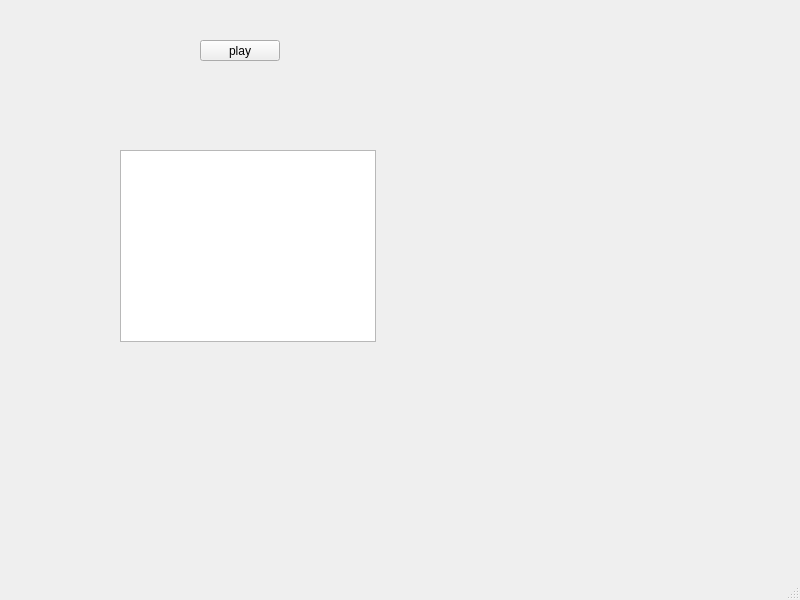
Before: the Qt Designer form CODE/soundpp/soundpp-prototype/mainwindow.ui in b1t00/soundpp, drawn with Qt 5.
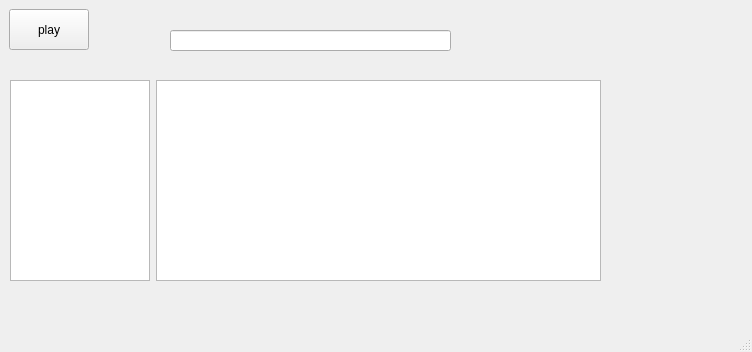
After: the same form once the commit is applied.

```diff
--- a/CODE/soundpp/soundpp-prototype/mainwindow.ui
+++ b/CODE/soundpp/soundpp-prototype/mainwindow.ui
@@ -6,8 +6,8 @@
    <rect>
     <x>0</x>
     <y>0</y>
-    <width>800</width>
-    <height>600</height>
+    <width>752</width>
+    <height>352</height>
    </rect>
   </property>
   <property name="windowTitle">
@@ -17,26 +17,58 @@
    <widget class="QPushButton" name="btn_play">
     <property name="geometry">
      <rect>
-      <x>200</x>
-      <y>40</y>
+      <x>9</x>
+      <y>9</y>
       <width>80</width>
-      <height>21</height>
+      <height>41</height>
      </rect>
     </property>
     <property name="text">
      <string>play</string>
     </property>
    </widget>
-   <widget class="QTableView" name="tableView">
+   <widget class="QLineEdit" name="lineEdit">
     <property name="geometry">
      <rect>
-      <x>120</x>
-      <y>150</y>
-      <width>256</width>
-      <height>192</height>
+      <x>170</x>
+      <y>30</y>
+      <width>281</width>
+      <height>21</height>
      </rect>
     </property>
    </widget>
+   <widget class="QWidget" name="">
+    <property name="geometry">
+     <rect>
+      <x>10</x>
+      <y>80</y>
+      <width>591</width>
+      <height>201</height>
+     </rect>
+    </property>
+    <layout class="QHBoxLayout" name="horizontalLayout">
+     <item>
+      <widget class="QTreeView" name="treeView">
+       <property name="maximumSize">
+        <size>
+         <width>140</width>
+         <height>16777215</height>
+        </size>
+       </property>
+      </widget>
+     </item>
+     <item>
+      <widget class="QTableView" name="tableView">
+       <property name="maximumSize">
+        <size>
+         <width>16777215</width>
+         <height>16777215</height>
+        </size>
+       </property>
+      </widget>
+     </item>
+    </layout>
+   </widget>
   </widget>
   <widget class="QMenuBar" name="menubar">
    <property name="geometry">
```
Left out of the diff: 2 changed lines with no effect on the pictures.
